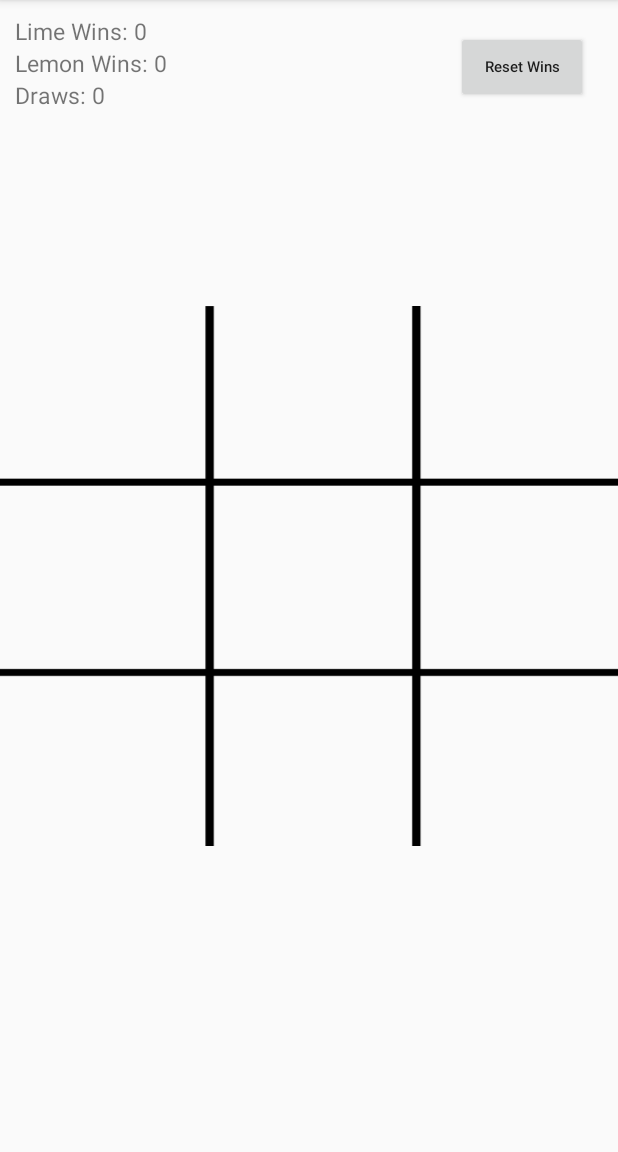
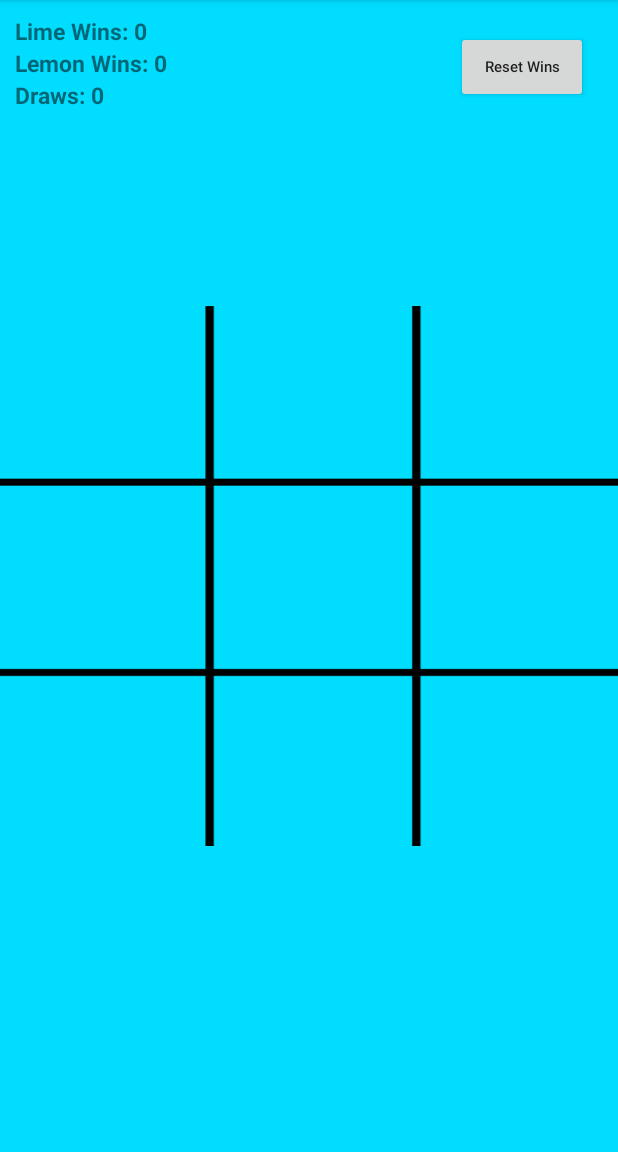
Before and after one commit to omsamara/Connect3Limes, an Android app: the screen it shows after launch (MainActivity), on a phone screen of 412 x 824 dp, the part 84-1236 px from its top. Run offline under Robolectric (Android 15) with nearby library versions, the phone set to English and light mode, and no system bars.

Commit message:
Updated colors and text font.

```diff
--- a/app/src/main/java/com/connect3/bman/connect3limes/MainActivity.java
+++ b/app/src/main/java/com/connect3/bman/connect3limes/MainActivity.java
@@ -235,7 +235,6 @@ public class MainActivity extends AppCompatActivity {
                     limeWins.setText("Lime Wins: " + numLimeWins);
                     saveVariables();
                 }
-
                 layout.setVisibility(View.VISIBLE);
                 return true;
 
--- a/app/src/main/res/layout/activity_main.xml
+++ b/app/src/main/res/layout/activity_main.xml
@@ -4,10 +4,12 @@
     xmlns:tools="http://schemas.android.com/tools"
     android:layout_width="match_parent"
     android:layout_height="match_parent"
+    android:background="@android:color/holo_blue_bright"
     tools:context="com.connect3.bman.connect3limes.MainActivity">
 
     <TextView
         android:id="@+id/limeWins"
+        android:textStyle="bold"
         android:layout_width="wrap_content"
         android:layout_height="wrap_content"
         android:layout_alignParentLeft="true"
@@ -20,6 +22,7 @@
 
     <TextView
         android:id="@+id/lemonWins"
+        android:textStyle="bold"
         android:layout_width="wrap_content"
         android:layout_height="wrap_content"
         android:layout_alignParentLeft="true"
@@ -31,6 +34,7 @@
 
     <TextView
         android:id="@+id/draws"
+        android:textStyle="bold"
         android:layout_width="wrap_content"
         android:layout_height="wrap_content"
         android:layout_alignParentLeft="true"
```
